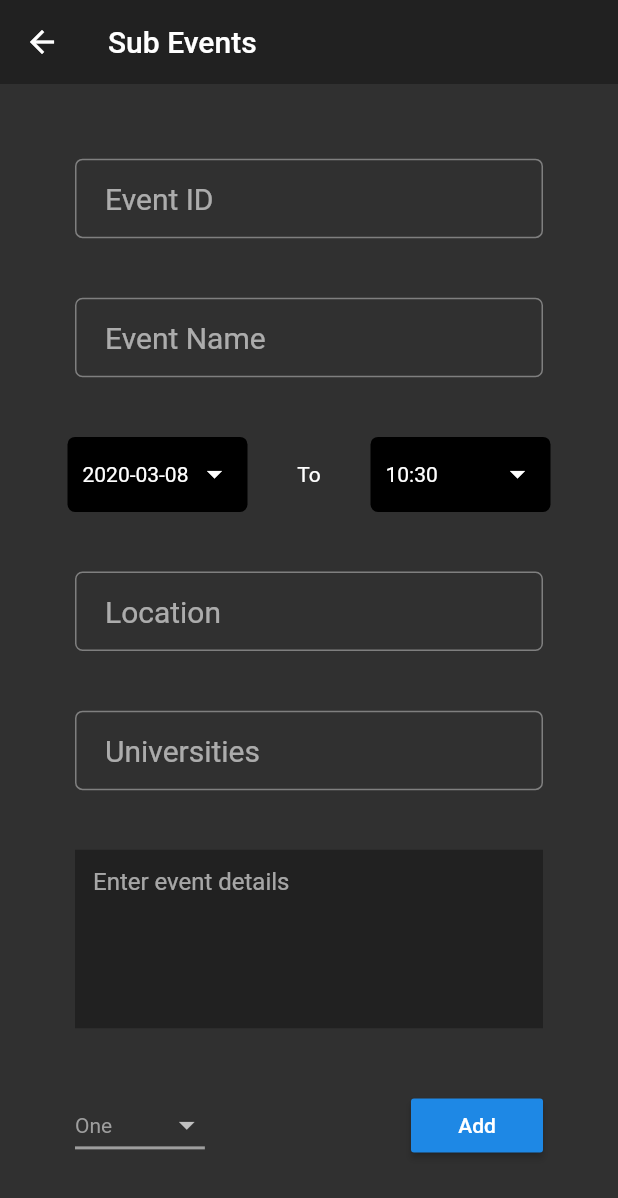
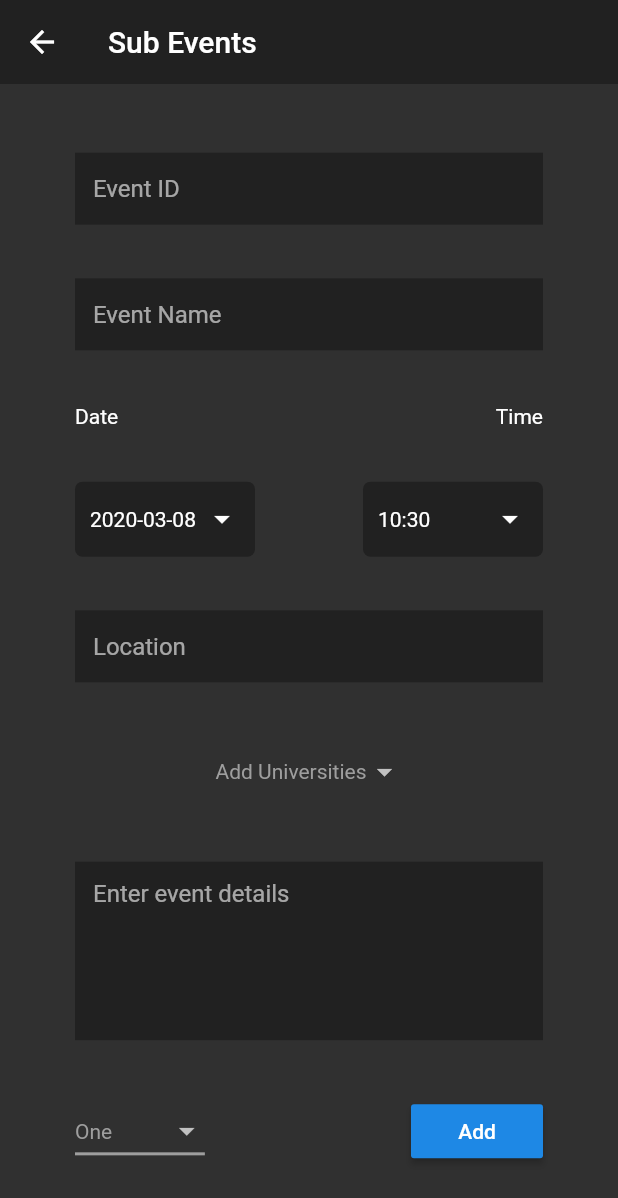
Before and after one commit to Android-Builds/Admin-Panel-Demo, a Flutter app: the SubEvents screen opened directly, on a phone screen of 412 x 824 dp. Shown: the top 1198 px of the screen. Run offline on Flutter 3.47's test engine with Material 2 defaults, Android fonts, the phone set to English and light mode, and no system bars.

Commit message:
Improve layout of event details & sub events page

```diff
--- /dev/null
+++ b/lib/event/add_universities.dart
@@ -0,0 +1,15 @@
+import 'package:flutter/material.dart';
+
+class AddUniversititesPage extends StatefulWidget {
+  @override
+  _AddUniversititesPageState createState() => _AddUniversititesPageState();
+}
+
+class _AddUniversititesPageState extends State<AddUniversititesPage> {
+  @override
+  Widget build(BuildContext context) {
+    return Container(
+
+    );
+  }
+}
--- a/lib/event/sub_events.dart
+++ b/lib/event/sub_events.dart
@@ -1,4 +1,5 @@
 import 'package:AdminPanelDemo/event/event_details.dart';
+import 'package:AdminPanelDemo/models/EventDetail.dart';
 import 'package:AdminPanelDemo/models/SubEvent.dart';
 import 'package:flutter/material.dart';
 
@@ -11,12 +12,15 @@ class _SubEventsState extends State<SubEvents> {
   DateTime startDate = DateTime.now();
   DateTime endDate = DateTime.now();
   String dropdownValue = 'One';
+  String universitiesDropDown = 'Add Universities';
+  List<String> universityList = ['KIIT', 'Add Universities'];
   String id, name, date, time, location, universities, description;
-  TextEditingController textEditingController = new TextEditingController();
-  TextEditingController textEditingController2 = new TextEditingController();
-  TextEditingController textEditingController3 = new TextEditingController();
+  TextEditingController tid = new TextEditingController();
+  TextEditingController tname = new TextEditingController();
+  TextEditingController tlocation = new TextEditingController();
   TextEditingController textEditingController4 = new TextEditingController();
   TextEditingController textEditingController5 = new TextEditingController();
+  var list = <EventDetail>[];
 
   Future<Null> _selectDate(BuildContext context, int n)async {
     final DateTime picked = await showDatePicker(
@@ -37,9 +41,13 @@ class _SubEventsState extends State<SubEvents> {
       //TODO: endDate should not be less than startDate
   }
 
-  dropDown(String value) {
+  dropDown(String value) async {
     if(value == 'Add Event') {
-      Navigator.push(context, MaterialPageRoute(builder: (context) => EventDetailsPage()));
+      var result = await Navigator.push(context, MaterialPageRoute(builder: (context) => EventDetailsPage()));
+      list.add(result);
+      for(int i=0; i<list.length; i++) {
+        print(list[i].header); // to check if the values returned are being added to the list.
+      }
     }
   }
 
@@ -67,46 +75,56 @@ class _SubEventsState extends State<SubEvents> {
               children: <Widget>[
                 Padding(
                   padding: const EdgeInsets.symmetric(horizontal:40.0),
+                  child: Container(
                     child: TextField(
+                      controller: tid,
                       maxLines: 1,
-                    controller: textEditingController,
                       onChanged: (value) {
-                      id = textEditingController.text;
+                        id = tid.text;
                       },
-                    obscureText: false,
-                    style: TextStyle(fontSize: 20.0),
                       decoration: InputDecoration(
-                      contentPadding: EdgeInsets.fromLTRB(20.0, 15.0, 20.0, 15.0),
+                        border: InputBorder.none,
                         hintText: "Event ID",
-                      border: OutlineInputBorder(
-                        borderRadius: BorderRadius.circular(5.0)
+                        fillColor: Colors.grey[900],
+                        filled: true,
                       ),
                     ),
                   ),
                 ),
                 Padding(
                   padding: const EdgeInsets.symmetric(horizontal:40.0),
+                  child: Container(
                     child: TextField(
+                      controller: tname,
                       maxLines: 1,
-                    controller: textEditingController2,
                       onChanged: (value) {
-                      name = textEditingController2.text;
+                        name = tname.text;
                       },
-                    obscureText: false,
-                    style: TextStyle(fontSize: 20.0),
                       decoration: InputDecoration(
-                      contentPadding: EdgeInsets.fromLTRB(20.0, 15.0, 20.0, 15.0),
+                        border: InputBorder.none,
                         hintText: "Event Name",
-                      border: OutlineInputBorder(
-                        borderRadius: BorderRadius.circular(5.0)
+                        fillColor: Colors.grey[900],
+                        filled: true,
                       ),
                     ),
                   ),
                 ),
                 Padding(
-                  padding: const EdgeInsets.symmetric(horizontal:35.0),
+                  padding: const EdgeInsets.symmetric(horizontal:40.0),
                   child: Row(
                     mainAxisAlignment: MainAxisAlignment.spaceBetween,
+                    children: <Widget>[
+                      Text('Date'),
+                      Text('Time'),
+                    ],
+                  ),
+                ),
+                Padding(
+                  padding: const EdgeInsets.symmetric(horizontal:40.0),
+                  child: Row(
+                    mainAxisAlignment: MainAxisAlignment.spaceBetween,
+                    children: <Widget>[
+                      Column(
                         children: <Widget>[
                           GestureDetector(
                             onTap: () => _selectDate(context, 1),
@@ -124,12 +142,13 @@ class _SubEventsState extends State<SubEvents> {
                               height: 50,
                               width: 120,
                               decoration: BoxDecoration(
-                            color: Colors.black,
+                                color: Colors.grey[900],
                                 borderRadius: BorderRadius.circular(5.0)
                               ),
                             ),
                           ),
-                      Text('To'),
+                        ],
+                      ),
                       GestureDetector(
                         onTap: () => _selectDate(context, 2),
                         child: Container(
@@ -146,7 +165,7 @@ class _SubEventsState extends State<SubEvents> {
                           height: 50,
                           width: 120,
                           decoration: BoxDecoration(
-                            color: Colors.black,
+                            color: Colors.grey[900],
                             borderRadius: BorderRadius.circular(5.0)
                           ),
                         ),
@@ -156,39 +175,49 @@ class _SubEventsState extends State<SubEvents> {
                 ),
                 Padding(
                   padding: const EdgeInsets.symmetric(horizontal:40.0),
+                  child: Container(
                     child: TextField(
+                      controller: tlocation,
                       maxLines: 1,
-                    controller: textEditingController3,
                       onChanged: (value) {
-                      location = textEditingController3.text;
+                        location = tlocation.text;
                       },
-                    obscureText: false,
-                    style: TextStyle(fontSize: 20.0),
                       decoration: InputDecoration(
-                      contentPadding: EdgeInsets.fromLTRB(20.0, 15.0, 20.0, 15.0),
+                        border: InputBorder.none,
                         hintText: "Location",
-                      border: OutlineInputBorder(
-                        borderRadius: BorderRadius.circular(5.0)
+                        fillColor: Colors.grey[900],
+                        filled: true,
                       ),
                     ),
                   ),
                 ),
                 Padding(
                   padding: const EdgeInsets.symmetric(horizontal:40.0),
-                  child: TextField(
-                    maxLines: 1,
-                    controller: textEditingController4,
-                    onChanged: (value) {
-                      universities = textEditingController4.text;
+                  child: Center(
+                    child: DropdownButton<String>(
+                      value: universitiesDropDown,
+                      icon: Icon(Icons.arrow_drop_down),
+                      iconSize: 24,
+                      elevation: 16,
+                      style: TextStyle(
+                        color: Colors.grey
+                      ),
+                      underline: Container(
+                        color: Colors.transparent,
+                      ),
+                      onChanged: (String newValue) {
+                        setState(() {
+                          universitiesDropDown = newValue;
+                        });
+                        // dropDown(newValue);
                       },
-                    obscureText: false,
-                    style: TextStyle(fontSize: 20.0),
-                    decoration: InputDecoration(
-                      contentPadding: EdgeInsets.fromLTRB(20.0, 15.0, 20.0, 15.0),
-                      hintText: "Universities",
-                      border: OutlineInputBorder(
-                        borderRadius: BorderRadius.circular(5.0)
-                      ),
+                      items: universityList.map<DropdownMenuItem<String>>((String value) {
+                          return DropdownMenuItem<String>(
+                            value: value,
+                            child: Center(child: Text(value)),
+                          );
+                        })
+                        .toList(),
                     ),
                   ),
                 ),
@@ -248,7 +277,7 @@ class _SubEventsState extends State<SubEvents> {
                       RaisedButton(
                         onPressed: () {
                           SubEvent subEvent = new SubEvent(id: id, name: name, date: date,
-                                  time: time, location: location, universities: universities);
+                                  time: time, location: location, universities: universities, details: list);
                           Navigator.pop(context, subEvent);
                         },
                         child: Text('Add'),
```
Lines whose indentation alone changed are shown as unchanged.
